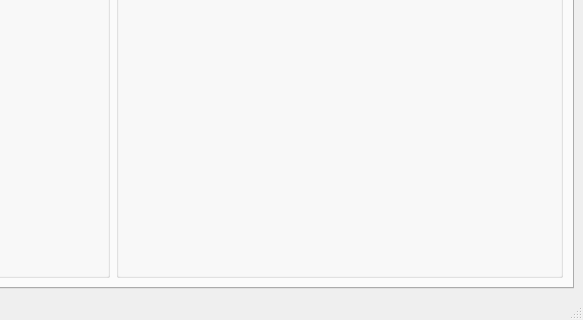
Before: the Qt Designer form ui/mainwindow.ui in gabod22/PatiaTest, drawn with Qt 5; both pictures show x 357 to 940 and y 432 to 752 of the 940 by 752 pixel window.
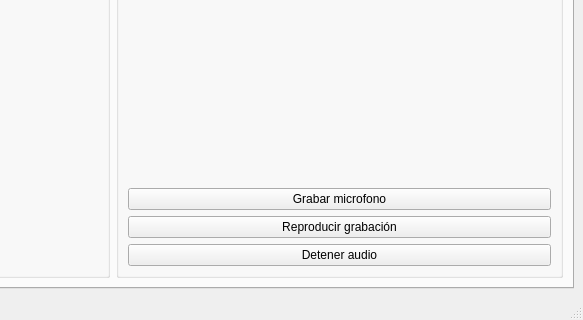
After: the same form once the commit is applied. The open tabs and pages were chosen to show the change. Icons and pictures are not drawn.

```diff
--- a/ui/mainwindow.ui
+++ b/ui/mainwindow.ui
@@ -1559,6 +1559,30 @@
              </property>
             </spacer>
            </item>
+           <item>
+            <widget class="QPushButton" name="BtnRecordAudio">
+             <property name="text">
+              <string>Grabar microfono</string>
+             </property>
+            </widget>
+           </item>
+           <item>
+            <widget class="QPushButton" name="BtnPlayAudio">
+             <property name="text">
+              <string>Reproducir grabación</string>
+             </property>
+            </widget>
+           </item>
+           <item>
+            <widget class="QPushButton" name="BtnStopAudio">
+             <property name="enabled">
+              <bool>true</bool>
+             </property>
+             <property name="text">
+              <string>Detener audio</string>
+             </property>
+            </widget>
+           </item>
           </layout>
          </widget>
         </item>
```
Left out of the diff: 2 changed lines with no effect on the pictures.
